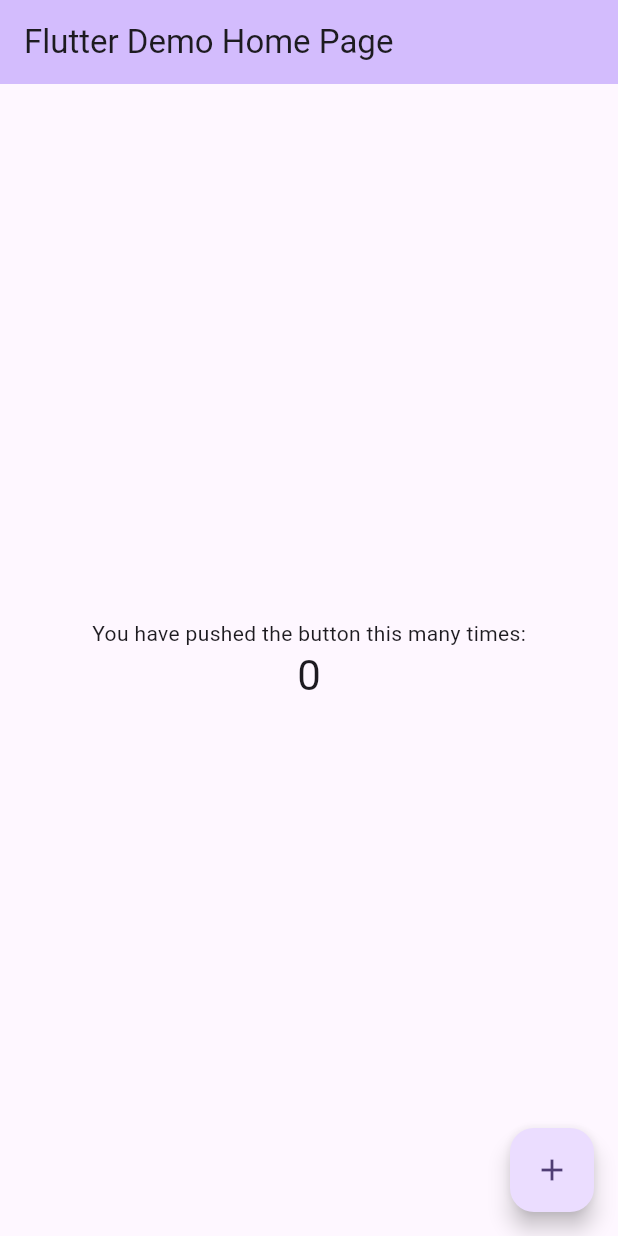
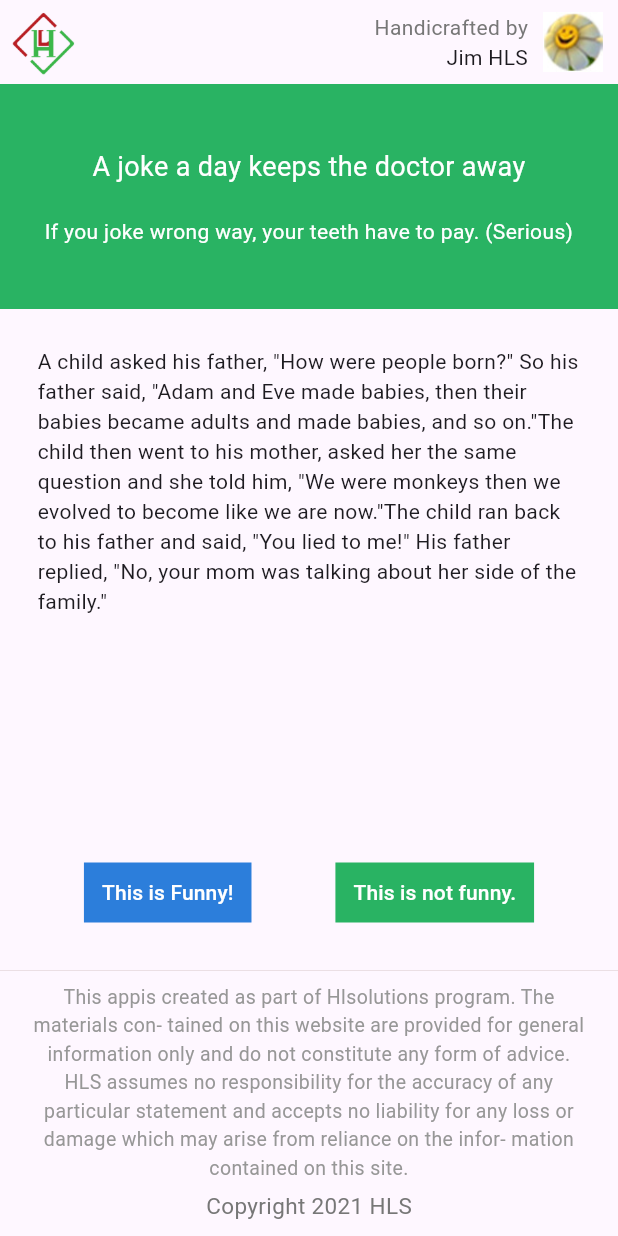
Before and after one commit to TranQuan289/ZenS-Test, a Flutter app: the screen it shows after launch, on a phone screen of 412 x 824 dp. Run offline on Flutter 3.47's test engine with Material 3 defaults, Android fonts, the phone set to English and light mode, and no system bars.

Commit message:
Jokee Single Serving APP

```diff
--- /dev/null
+++ b/mobile/lib/jokee_single_serving.dart
@@ -0,0 +1,176 @@
+import 'dart:math';
+
+import 'package:flutter/material.dart';
+
+class JokeeSingleServing extends StatefulWidget {
+  const JokeeSingleServing({Key? key}) : super(key: key);
+
+  @override
+  State<JokeeSingleServing> createState() => _JokeeSingleServingState();
+}
+
+class _JokeeSingleServingState extends State<JokeeSingleServing> {
+  String currentJoke = '';
+  final List<String> jokesContent = [
+    "A child asked his father, \"How were people born?\" So his father said, \"Adam and Eve made babies, then their babies became adults and made babies, and so on.\"The child then went to his mother, asked her the same question and she told him, \"We were monkeys then we evolved to become like we are now.\"The child ran back to his father and said, \"You lied to me!\" His father replied, \"No, your mom was talking about her side of the family.\"",
+    "Teacher: \"Kids,what does the chicken give you?\" Student: \"Meat!\" Teacher: \"Very good! Now what does the pig give you?\" Student: \"Bacon!\" Teacher: \"Great! And what does the fat cow give you?\" Student: \"Homework!\"",
+    "The teacher asked Jimmy, \"Why is your cat at school today Jimmy?\" Jimmy replied crying, \"Because I heard my daddy tell my mommy, 'I am going to eat that pussy once Jimmy leaves for school today!'\"",
+    "A housewife, an accountant and a lawyer were asked \"How much is 2+2?\" The housewife replies: \"Four!\". The accountant says: \"I think it's either 3 or 4. Let me run those figures through my spreadsheet one more time.\" The lawyer pulls the drapes, dims the lights and asks in a hushed voice, \"How much do you want it to be?",
+  ];
+
+  void showRandomJoke() {
+    setState(() {
+      if (jokesContent.isNotEmpty) {
+        final Random random = Random();
+        final int randomIndex = random.nextInt(jokesContent.length);
+        currentJoke = jokesContent[randomIndex];
+        jokesContent.removeAt(randomIndex);
+      } else {
+        currentJoke =
+            "\"That's all the jokes for today! Come back another day!\"";
+      }
+    });
+  }
+
+  @override
+  void initState() {
+    showRandomJoke();
+    super.initState();
+  }
+
+  @override
+  Widget build(BuildContext context) {
+    return Scaffold(
+      appBar: AppBar(
+        leading: Padding(
+          padding: const EdgeInsets.all(3.0),
+          child: Image.asset("assets/images/hlsolution.png"),
+        ),
+        actions: [
+          Row(
+            children: [
+              const Column(
+                crossAxisAlignment: CrossAxisAlignment.end,
+                mainAxisAlignment: MainAxisAlignment.center,
+                children: [
+                  Text(
+                    'Handicrafted by',
+                    style: TextStyle(color: Color(0xFF777777)),
+                  ),
+                  Text(
+                    'Jim HLS',
+                  ),
+                ],
+              ),
+              const SizedBox(
+                width: 10,
+              ),
+              CircleAvatar(
+                child: Image.asset("assets/images/flower.png"),
+              ),
+              const SizedBox(
+                width: 10,
+              ),
+            ],
+          )
+        ],
+      ),
+      body: Column(
+        children: [
+          Container(
+            height: 150,
+            color: const Color(0xFF29B363),
+            child: const Column(
+              mainAxisAlignment: MainAxisAlignment.center,
+              crossAxisAlignment: CrossAxisAlignment.stretch,
+              children: [
+                Text(
+                  "A joke a day keeps the doctor away",
+                  textAlign: TextAlign.center,
+                  style: TextStyle(
+                      color: Colors.white,
+                      fontWeight: FontWeight.w400,
+                      fontSize: 18),
+                ),
+                SizedBox(
+                  height: 20,
+                ),
+                Text(
+                  "If you joke wrong way, your teeth have to pay. (Serious)",
+                  textAlign: TextAlign.center,
+                  style: TextStyle(
+                      color: Colors.white,
+                      fontWeight: FontWeight.w400,
+                      fontSize: 14),
+                ),
+              ],
+            ),
+          ),
+          Expanded(
+            child: Column(
+              mainAxisSize: MainAxisSize.max,
+              mainAxisAlignment: MainAxisAlignment.spaceEvenly,
+              children: [
+                Padding(
+                    padding: const EdgeInsets.all(25),
+                    child: Text(currentJoke)),
+                const Spacer(),
+                Row(
+                  mainAxisAlignment: MainAxisAlignment.spaceEvenly,
+                  children: [
+                    TextButton(
+                      style: TextButton.styleFrom(
+                          backgroundColor: const Color(0xFF2C7EDB),
+                          shape: const RoundedRectangleBorder(
+                              borderRadius: BorderRadius.all(Radius.zero))),
+                      onPressed: showRandomJoke,
+                      child: const Text(
+                        'This is Funny!',
+                        style: TextStyle(color: Colors.white),
+                      ),
+                    ),
+                    TextButton(
+                      style: TextButton.styleFrom(
+                          backgroundColor: const Color(0xFF29B363),
+                          shape: const RoundedRectangleBorder(
+                              borderRadius: BorderRadius.all(Radius.zero))),
+                      onPressed: showRandomJoke,
+                      child: const Text(
+                        'This is not funny.',
+                        style: TextStyle(color: Colors.white),
+                      ),
+                    ),
+                  ],
+                ),
+                const SizedBox(
+                  height: 20,
+                ),
+              ],
+            ),
+          ),
+          const Divider(color: Colors.brown, thickness: 0.1),
+          const Padding(
+            padding: EdgeInsets.symmetric(horizontal: 18),
+            child: Text(
+                "This appis created as part of Hlsolutions program. The materials con- tained on this website are provided for general information only and do not constitute any form of advice. HLS assumes no responsibility for the accuracy of any particular statement and accepts no liability for any loss or damage which may arise from reliance on the infor- mation contained on this site.",
+                textAlign: TextAlign.center,
+                style: TextStyle(
+                  color: Color(0xFF979797),
+                  fontSize: 13,
+                )),
+          ),
+          const SizedBox(
+            height: 5,
+          ),
+          const Text(
+            'Copyright 2021 HLS',
+            style: TextStyle(color: Color(0xFF777777), fontSize: 15),
+          ),
+          const SizedBox(
+            height: 10,
+          )
+        ],
+      ),
+    );
+  }
+}
--- a/mobile/lib/main.dart
+++ b/mobile/lib/main.dart
@@ -1,4 +1,5 @@
 import 'package:flutter/material.dart';
+import 'package:mobile/jokee_single_serving.dart';
 
 void main() {
   runApp(const MyApp());
@@ -7,119 +8,12 @@ void main() {
 class MyApp extends StatelessWidget {
   const MyApp({super.key});
 
-  // This widget is the root of your application.
   @override
   Widget build(BuildContext context) {
-    return MaterialApp(
-      title: 'Flutter Demo',
-      theme: ThemeData(
-        // This is the theme of your application.
-        //
-        // TRY THIS: Try running your application with "flutter run". You'll see
-        // the application has a purple toolbar. Then, without quitting the app,
-        // try changing the seedColor in the colorScheme below to Colors.green
-        // and then invoke "hot reload" (save your changes or press the "hot
-        // reload" button in a Flutter-supported IDE, or press "r" if you used
-        // the command line to start the app).
-        //
-        // Notice that the counter didn't reset back to zero; the application
-        // state is not lost during the reload. To reset the state, use hot
-        // restart instead.
-        //
-        // This works for code too, not just values: Most code changes can be
-        // tested with just a hot reload.
-        colorScheme: ColorScheme.fromSeed(seedColor: Colors.deepPurple),
-        useMaterial3: true,
-      ),
-      home: const MyHomePage(title: 'Flutter Demo Home Page'),
+    return const MaterialApp(
+      debugShowCheckedModeBanner: false,
+      title: 'Jokee Single Serving APP',
+      home: JokeeSingleServing(),
     );
   }
 }
-
-class MyHomePage extends StatefulWidget {
-  const MyHomePage({super.key, required this.title});
-
-  // This widget is the home page of your application. It is stateful, meaning
-  // that it has a State object (defined below) that contains fields that affect
-  // how it looks.
-
-  // This class is the configuration for the state. It holds the values (in this
-  // case the title) provided by the parent (in this case the App widget) and
-  // used by the build method of the State. Fields in a Widget subclass are
-  // always marked "final".
-
-  final String title;
-
-  @override
-  State<MyHomePage> createState() => _MyHomePageState();
-}
-
-class _MyHomePageState extends State<MyHomePage> {
-  int _counter = 0;
-
-  void _incrementCounter() {
-    setState(() {
-      // This call to setState tells the Flutter framework that something has
-      // changed in this State, which causes it to rerun the build method below
-      // so that the display can reflect the updated values. If we changed
-      // _counter without calling setState(), then the build method would not be
-      // called again, and so nothing would appear to happen.
-      _counter++;
-    });
-  }
-
-  @override
-  Widget build(BuildContext context) {
-    // This method is rerun every time setState is called, for instance as done
-    // by the _incrementCounter method above.
-    //
-    // The Flutter framework has been optimized to make rerunning build methods
-    // fast, so that you can just rebuild anything that needs updating rather
-    // than having to individually change instances of widgets.
-    return Scaffold(
-      appBar: AppBar(
-        // TRY THIS: Try changing the color here to a specific color (to
-        // Colors.amber, perhaps?) and trigger a hot reload to see the AppBar
-        // change color while the other colors stay the same.
-        backgroundColor: Theme.of(context).colorScheme.inversePrimary,
-        // Here we take the value from the MyHomePage object that was created by
-        // the App.build method, and use it to set our appbar title.
-        title: Text(widget.title),
-      ),
-      body: Center(
-        // Center is a layout widget. It takes a single child and positions it
-        // in the middle of the parent.
-        child: Column(
-          // Column is also a layout widget. It takes a list of children and
-          // arranges them vertically. By default, it sizes itself to fit its
-          // children horizontally, and tries to be as tall as its parent.
-          //
-          // Column has various properties to control how it sizes itself and
-          // how it positions its children. Here we use mainAxisAlignment to
-          // center the children vertically; the main axis here is the vertical
-          // axis because Columns are vertical (the cross axis would be
-          // horizontal).
-          //
-          // TRY THIS: Invoke "debug painting" (choose the "Toggle Debug Paint"
-          // action in the IDE, or press "p" in the console), to see the
-          // wireframe for each widget.
-          mainAxisAlignment: MainAxisAlignment.center,
-          children: <Widget>[
-            const Text(
-              'You have pushed the button this many times:',
-            ),
-            Text(
-              '$_counter',
-              style: Theme.of(context).textTheme.headlineMedium,
-            ),
-          ],
-        ),
-      ),
-      floatingActionButton: FloatingActionButton(
-        onPressed: _incrementCounter,
-        tooltip: 'Increment',
-        child: const Icon(Icons.add),
-      ), // This trailing comma makes auto-formatting nicer for build methods.
-    );
-  }
-}
```
Also changed, not shown: mobile/pubspec.yaml (+5 -6 lines), mobile/assets/images/flower.png (added), mobile/assets/images/hlsolution.png (added).
